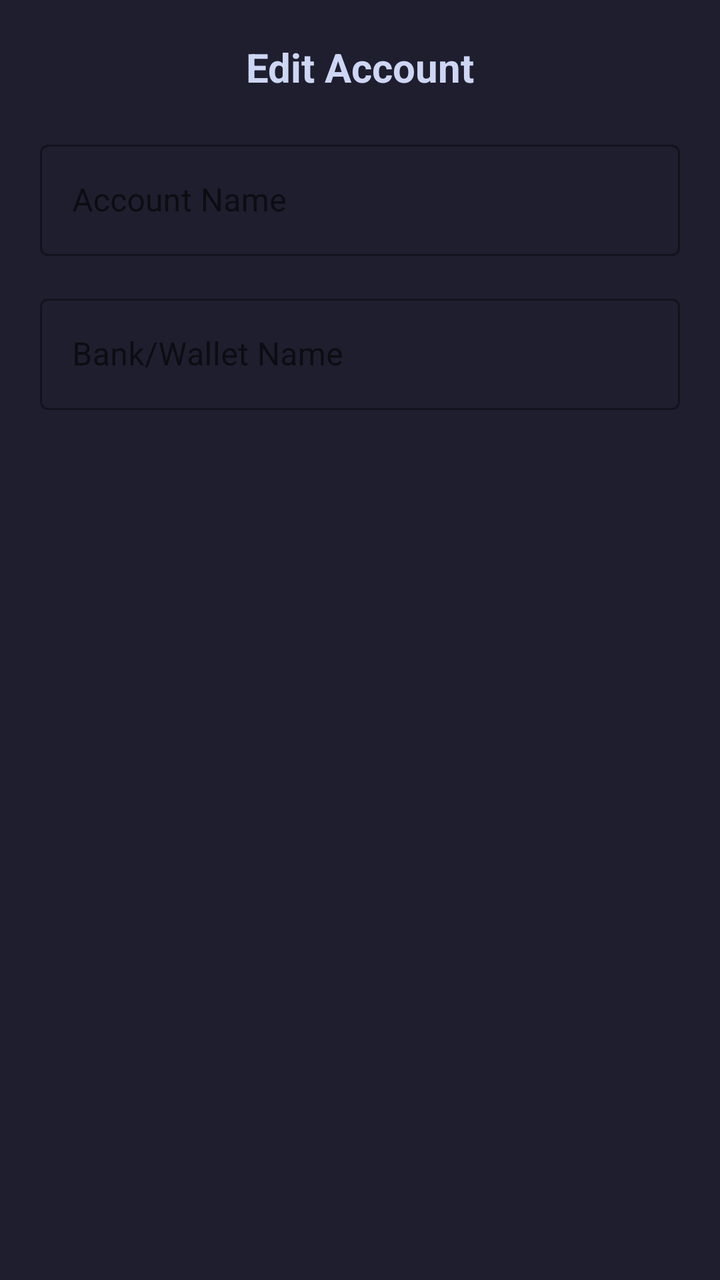
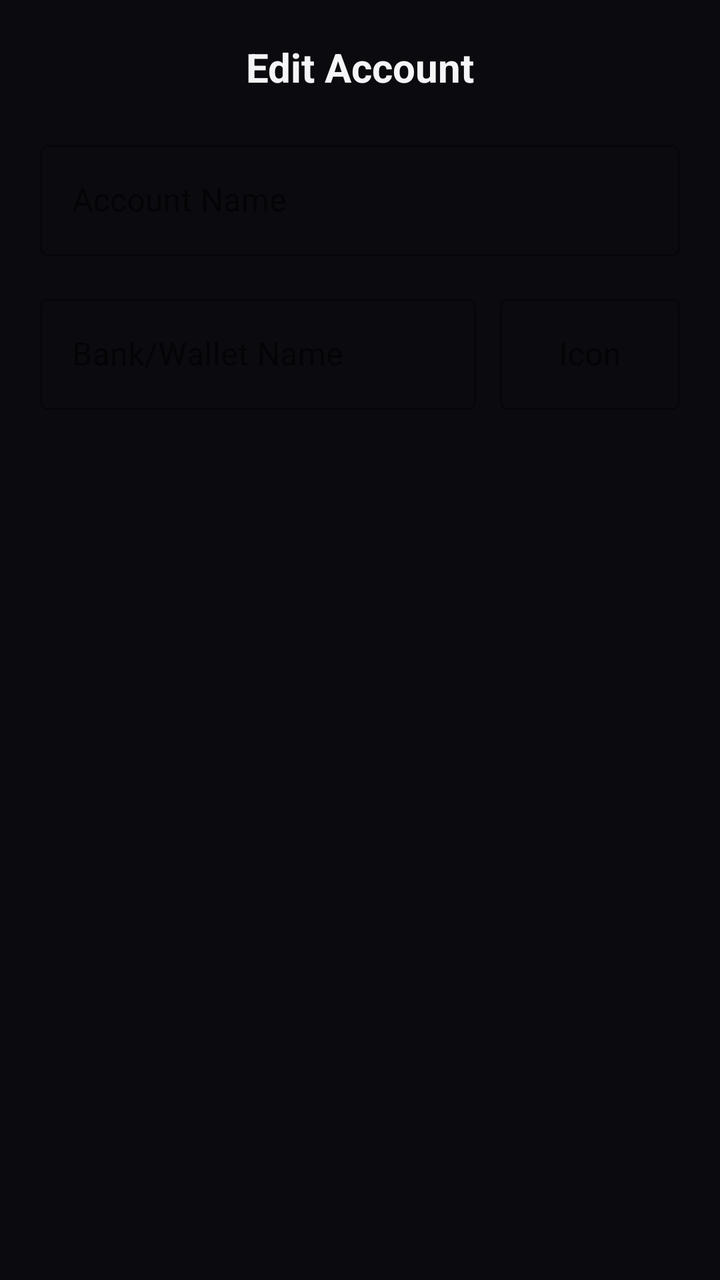

Two renders of the same Android screen: before a commit and after it. Below are the layout's source before the change and the commit's diff.
<!-- AndroidManifest.xml: application theme AppTheme -->
<!-- res/layout/dialog_edit_account.xml -->
<?xml version="1.0" encoding="utf-8"?>
<LinearLayout xmlns:android="http://schemas.android.com/apk/res/android"
    android:layout_width="match_parent"
    android:layout_height="wrap_content"
    android:orientation="vertical"
    android:padding="20dp">

    <com.google.android.material.textview.MaterialTextView
        android:layout_width="match_parent"
        android:layout_height="wrap_content"
        android:text="Edit Account"
        android:textColor="@color/text_primary"
        android:textSize="20sp"
        android:textStyle="bold"
        android:gravity="center"
        android:layout_marginBottom="20dp" />

    <com.google.android.material.textfield.TextInputLayout
        android:layout_width="match_parent"
        android:layout_height="wrap_content"
        android:layout_marginBottom="16dp"
        style="@style/Widget.MaterialComponents.TextInputLayout.OutlinedBox">

        <com.google.android.material.textfield.TextInputEditText
            android:id="@+id/et_account_name"
            android:layout_width="match_parent"
            android:layout_height="wrap_content"
            android:hint="Account Name"
            android:inputType="textPersonName" />

    </com.google.android.material.textfield.TextInputLayout>

    <com.google.android.material.textfield.TextInputLayout
        android:layout_width="match_parent"
        android:layout_height="wrap_content"
        android:layout_marginBottom="16dp"
        style="@style/Widget.MaterialComponents.TextInputLayout.OutlinedBox">

        <com.google.android.material.textfield.TextInputEditText
            android:id="@+id/et_database_name"
            android:layout_width="match_parent"
            android:layout_height="wrap_content"
            android:hint="Bank/Wallet Name"
            android:inputType="text" />

    </com.google.android.material.textfield.TextInputLayout>

</LinearLayout>
<!-- resources referenced by this layout -->
<resources>
  <color name="text_primary">#cdd6f4</color>
  <style name="AppTheme" parent="Theme.MaterialComponents.DayNight.NoActionBar">
          <item name="colorPrimary">@color/accent_amber</item>
          <item name="colorPrimaryVariant">@color/accent_gold</item>
          <item name="colorOnPrimary">@color/bg_dark</item>
          <item name="android:windowBackground">@color/bg_dark</item>
          <item name="android:navigationBarColor">@color/bg_dark</item>
          <item name="android:statusBarColor">@color/bg_dark</item>
          <item name="materialAlertDialogTheme">@style/AppTheme.AlertDialog</item>
      </style>
  <color name="accent_amber">#f9e2af</color>
  <color name="accent_gold">#dfaf8f</color>
  <color name="bg_dark">#1e1e2e</color>
  <style name="AppTheme.AlertDialog" parent="ThemeOverlay.MaterialComponents.MaterialAlertDialog">
          <item name="shapeAppearanceMediumComponent">@style/ShapeAppearance.App.MediumComponent</item>
          <item name="colorSurface">@color/bg_card</item>
          <item name="colorOnSurface">@color/text_primary</item>
          <item name="buttonBarPositiveButtonStyle">@style/Widget.App.Button.TextButton</item>
          <item name="buttonBarNegativeButtonStyle">@style/Widget.App.Button.TextButton</item>
          <item name="buttonBarNeutralButtonStyle">@style/Widget.App.Button.TextButton</item>
      </style>
  <style name="ShapeAppearance.App.MediumComponent" parent="ShapeAppearance.MaterialComponents.MediumComponent">
          <item name="cornerFamily">rounded</item>
          <item name="cornerSize">24dp</item>
      </style>
  <color name="bg_card">#181825</color>
  <style name="Widget.App.Button.TextButton" parent="Widget.MaterialComponents.Button.TextButton">
          <item name="android:textColor">@color/accent_amber</item>
          <item name="rippleColor">@color/accent_gold</item>
      </style>
</resources>

<!-- the commit's change to res/layout/dialog_edit_account.xml (unified diff, before → after) -->
@@ -30,19 +30,41 @@
 
     </com.google.android.material.textfield.TextInputLayout>
 
-    <com.google.android.material.textfield.TextInputLayout
+    <LinearLayout
         android:layout_width="match_parent"
         android:layout_height="wrap_content"
-        android:layout_marginBottom="16dp"
-        style="@style/Widget.MaterialComponents.TextInputLayout.OutlinedBox">
+        android:orientation="horizontal">
 
-        <com.google.android.material.textfield.TextInputEditText
-            android:id="@+id/et_database_name"
-            android:layout_width="match_parent"
+        <com.google.android.material.textfield.TextInputLayout
+            android:layout_width="0dp"
             android:layout_height="wrap_content"
-            android:hint="Bank/Wallet Name"
-            android:inputType="text" />
+            android:layout_weight="1"
+            android:layout_marginEnd="12dp"
+            style="@style/Widget.MaterialComponents.TextInputLayout.OutlinedBox">
 
-    </com.google.android.material.textfield.TextInputLayout>
+            <com.google.android.material.textfield.TextInputEditText
+                android:id="@+id/et_database_name"
+                android:layout_width="match_parent"
+                android:layout_height="wrap_content"
+                android:hint="Bank/Wallet Name"
+                android:inputType="text" />
+
+        </com.google.android.material.textfield.TextInputLayout>
+
+        <com.google.android.material.textfield.TextInputLayout
+            android:layout_width="90dp"
+            android:layout_height="wrap_content"
+            style="@style/Widget.MaterialComponents.TextInputLayout.OutlinedBox">
+
+            <com.google.android.material.textfield.TextInputEditText
+                android:id="@+id/et_account_emoji"
+                android:layout_width="match_parent"
+                android:layout_height="wrap_content"
+                android:hint="Icon"
+                android:gravity="center"
+                android:inputType="text" />
+
+        </com.google.android.material.textfield.TextInputLayout>
+    </LinearLayout>
 
 </LinearLayout>
<!-- resource entries referenced after the edit -->
@@ -1,6 +1,6 @@
 <!-- resources referenced by this layout -->
 <resources>
-  <color name="text_primary">#cdd6f4</color>
+  <color name="text_primary">#F5F5F7</color>
   <style name="AppTheme" parent="Theme.MaterialComponents.DayNight.NoActionBar">
           <item name="colorPrimary">@color/accent_amber</item>
           <item name="colorPrimaryVariant">@color/accent_gold</item>
@@ -10,9 +10,9 @@
           <item name="android:statusBarColor">@color/bg_dark</item>
           <item name="materialAlertDialogTheme">@style/AppTheme.AlertDialog</item>
       </style>
-  <color name="accent_amber">#f9e2af</color>
-  <color name="accent_gold">#dfaf8f</color>
-  <color name="bg_dark">#1e1e2e</color>
+  <color name="accent_amber">#D4AF37</color>
+  <color name="accent_gold">#C5A059</color>
+  <color name="bg_dark">#0B0B0F</color>
   <style name="AppTheme.AlertDialog" parent="ThemeOverlay.MaterialComponents.MaterialAlertDialog">
           <item name="shapeAppearanceMediumComponent">@style/ShapeAppearance.App.MediumComponent</item>
           <item name="colorSurface">@color/bg_card</item>
@@ -25,7 +25,7 @@
           <item name="cornerFamily">rounded</item>
           <item name="cornerSize">24dp</item>
       </style>
-  <color name="bg_card">#181825</color>
+  <color name="bg_card">#14141A</color>
   <style name="Widget.App.Button.TextButton" parent="Widget.MaterialComponents.Button.TextButton">
           <item name="android:textColor">@color/accent_amber</item>
           <item name="rippleColor">@color/accent_gold</item>
